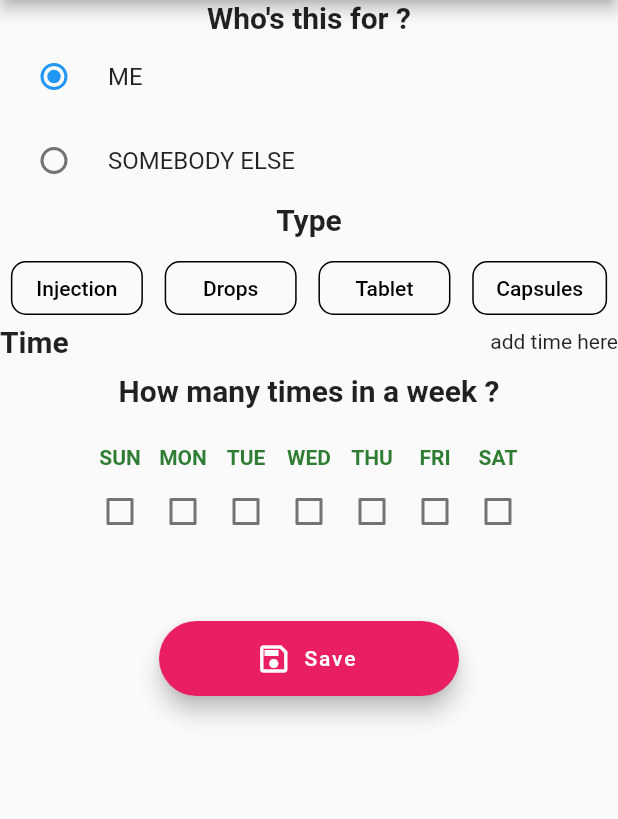
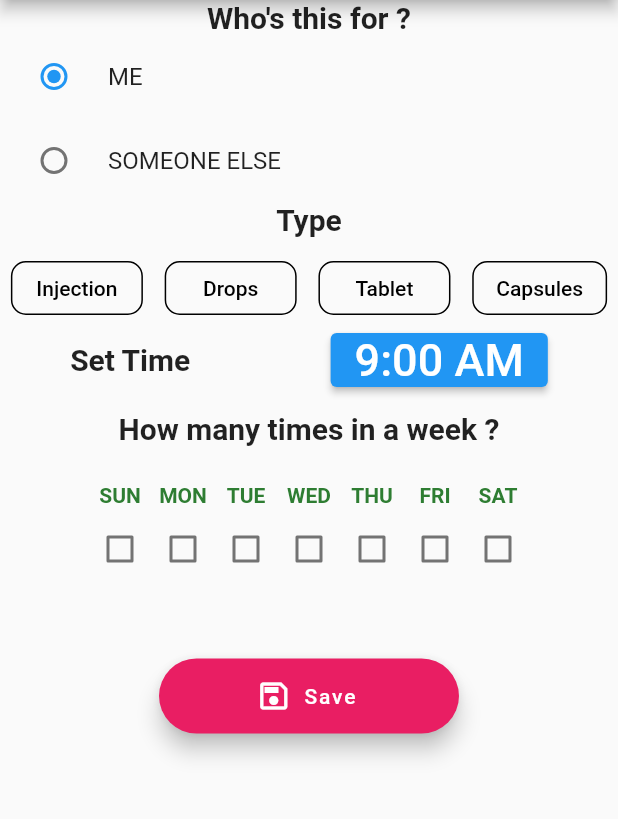
Before and after one commit to KingFire25/Medicine_reminder, a Flutter app: the SecondRoute screen opened directly, on a phone screen of 412 x 824 dp, the part 84-903 px from its top. Run offline on Flutter 3.47's test engine with Material 2 defaults, Android fonts, the light colour scheme and no system bars; our stand-ins replace table_calendar.

Commit message:
fourth commit

```diff
--- a/lib/main.dart
+++ b/lib/main.dart
@@ -1,6 +1,7 @@
 import 'package:flutter/material.dart';
 import 'package:table_calendar/table_calendar.dart';
-
+import 'dart:async';
+import 'package:intl/intl.dart';
 
 
 
@@ -147,6 +148,8 @@ class _SecondRouteState extends State<SecondRoute> {
   String radioItem = 'Item 1';
   int value = 0;
   bool check = false;
+  String time = '9:00 AM';
+  bool isvisibile = false;
 
 Map<String, bool> List = {
     'SUN' : false,
@@ -158,7 +161,7 @@ Map<String, bool> List = {
     'SAT' : false,
   };
 
-  var holder_1 = [];
+  //var holder_1 = [];
 
   Widget CustomRadioButton(String text, int index) {
     return OutlineButton(
@@ -180,11 +183,52 @@ Map<String, bool> List = {
 
   }
 
-  String getkeys(int a){
-    return List.keys.elementAt(a);
+
+  TimeOfDay selectedTime = TimeOfDay.now();
+
+  Future<void> _selectTime(BuildContext context) async {
+    final TimeOfDay? timeOfDay = await showTimePicker(
+        context: context,
+         initialTime: selectedTime,
+         initialEntryMode: TimePickerEntryMode.input,
+    );
+      if(timeOfDay!=null) {
+        setState(() {
+        selectedTime = timeOfDay;
+        if(selectedTime.hour>12) {
+          time=(selectedTime.hour-12).toString();
+        }
+        else {
+          time=selectedTime.hour.toString();
+        }
+        time=time+':';
+        if(selectedTime.minute<10)time+='0';
+        time+=selectedTime.minute.toString()+' ';
+        if(selectedTime.hour>11) {
+          time+='PM';
+        } else {
+          time+='AM';
+        }
+      });
+      }
   }
 
   @override
+
+
+  // selectTime(BuildContext context) async {
+  //     final TimeOfDay? timeOfDay = await showTimePicker(
+  //       context: context,
+  //       initialTime: selectedTime,
+  //       initialEntryMode: TimePickerEntryMode.dial,
+  //     );
+  //       {
+  //         setState(() {
+  //           selectedTime = timeOfDay!;
+  //         });
+  //       }
+  // }
+
   Widget build(BuildContext context) {
     return Scaffold(
       appBar: AppBar(
@@ -211,26 +255,42 @@ Map<String, bool> List = {
               onChanged: (val) {
                 setState(() {
                   radioItem = val.toString();
+                  isvisibile=!isvisibile;
                 });
               },
             ),
-
-
-           RadioListTile(
+             RadioListTile(
               groupValue: radioItem,
-              title: Text('SOMEBODY ELSE'),
+              title: Text('SOMEONE ELSE'),
               value: 'Item 2',
               onChanged: (val) {
                 setState(() {
                   radioItem = val.toString();
+                  isvisibile=!isvisibile;
                 });
               },
-            ),
-
+              ),
               ],
             ),
           ),
 
+          Visibility(
+            visible: isvisibile,
+            child:
+          Container(
+                height: 60,
+                width: 350,
+                child: TextField(
+                decoration: InputDecoration(
+                isDense: true,
+                fillColor: Colors.blue.shade100,
+                border: OutlineInputBorder(),
+                labelText: 'Name',
+
+              ),
+            ),
+          ),
+          ),
 
           Container(
             child: Column(
@@ -254,25 +314,52 @@ Map<String, bool> List = {
                     ],
                   ),
                 )
-
-
-
               ],
             ),
           ),
 
+
+          Container(
+
+          ),
+
+
           Container(
             child: Row(
-              mainAxisAlignment: MainAxisAlignment.spaceBetween,
+              mainAxisAlignment: MainAxisAlignment.spaceAround,
               children: [
-                const Text('Time',style: TextStyle(
+                const Text('Set Time',style: TextStyle(
                   fontSize: 20,
                   fontWeight: FontWeight.w600,
                 ),),
-                Container(child: Text('add time here'),),
+                // Container(
+
+                //   child:
+                //   Text("${TimeOfDay.now().hour}:${TimeOfDay.now().minute}",style: TextStyle(
+                //     fontSize: 50,
+                //   ),),
+                //   ),
+                ElevatedButton(
+                onPressed: () {
+                  _selectTime(context);
+                },
+              child: Text(time,style: TextStyle(
+                fontSize: 30,
+              ),),
+            ),
+
               ],
+
             ),
           ),
+          // Container(
+          //   width: 50,
+          //   child: TextField(
+          //     decoration: InputDecoration(
+          //       border: OutlineInputBorder(),
+          //     ),
+          //   ),
+          // ),
 
           Container(
             margin: EdgeInsets.all(10),
@@ -320,10 +407,7 @@ Map<String, bool> List = {
 
 
               ],),
-            ),
-
-
-
+              ),
               ],
             ),
           ),
@@ -343,7 +427,10 @@ Map<String, bool> List = {
 
         ],
 
+
       ),),
+
     );
+
   }
 }
```
